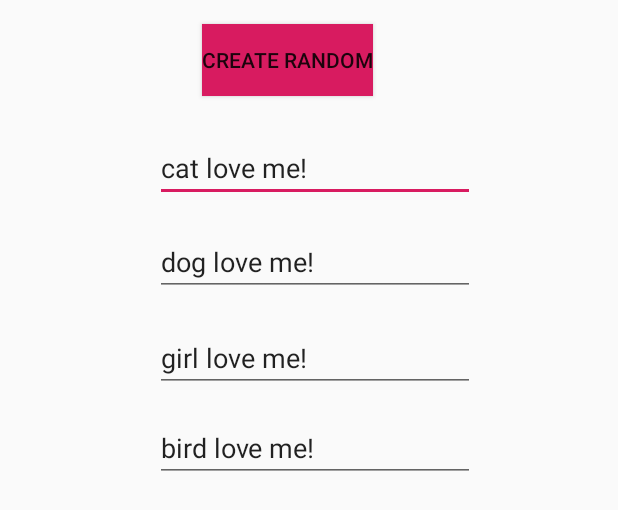
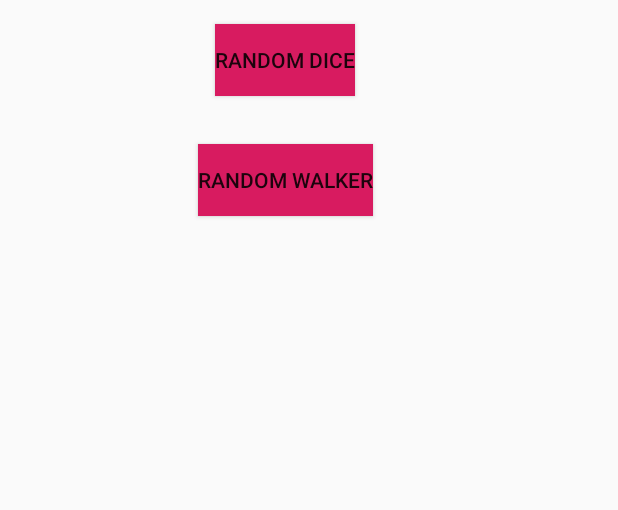
Before and after one commit to ppkdch54/RandomLife, an Android app: the layout content_main.xml on its own in the app's theme, with its tools: preview values and no code run, on a phone screen of 412 x 824 dp. Shown: the top 510 px of the screen. Run offline under Robolectric (Android 15) with nearby library versions, the phone set to English and light mode, and no system bars.

Commit message:
add random walk use new ad api

```diff
--- a/app/build.gradle
+++ b/app/build.gradle
@@ -37,7 +37,8 @@ dependencies {
 
 configurations.all {
     resolutionStrategy.eachDependency {
-        DependencyResolveDetails details -> def requested = details.requested
+        DependencyResolveDetails details ->
+            def requested = details.requested
             if (requested.group == 'com.android.support') {
                 if (!requested.name.startsWith("multidex")) {
                     details.useVersion '28.0.0'
--- a/app/src/main/res/layout/content_main.xml
+++ b/app/src/main/res/layout/content_main.xml
@@ -9,72 +9,28 @@
                                              tools:showIn="@layout/activity_main">
 
     <Button
-            android:text="Create random"
+            android:text="Random Dice"
             android:layout_width="wrap_content"
             android:layout_height="wrap_content"
-            android:id="@+id/btnCreate" app:layout_constraintStart_toStartOf="parent" android:layout_marginLeft="16dp"
+            android:id="@+id/btnDice" app:layout_constraintStart_toStartOf="parent" android:layout_marginLeft="16dp"
             android:layout_marginStart="16dp"
-            android:onClick="onCreateBtnClick"
+            android:onClick="onRandomDiceClick"
             android:background="@color/colorAccent"
             android:layout_marginTop="16dp" app:layout_constraintTop_toTopOf="parent"
             app:layout_constraintHorizontal_bias="0.42" app:layout_constraintEnd_toEndOf="parent"/>
-    <!--<Button-->
-            <!--android:text="Remove random"-->
-            <!--android:background="@color/colorPrimaryDark"-->
-            <!--android:layout_width="wrap_content"-->
-            <!--android:layout_height="wrap_content"-->
-            <!--android:id="@+id/btnDelete" app:layout_constraintStart_toStartOf="parent" android:layout_marginLeft="16dp"-->
-            <!--android:layout_marginStart="16dp"-->
-            <!--android:onClick="onDeleteBtnClick"-->
 
-            <!--android:layout_marginTop="424dp" app:layout_constraintTop_toTopOf="parent"-->
-            <!--app:layout_constraintHorizontal_bias="0.471" app:layout_constraintEnd_toEndOf="parent"/>-->
-    <!---->
+    <Button
+            android:text="Random Walker"
+            android:layout_width="wrap_content"
+            android:layout_height="wrap_content"
+            android:id="@+id/btnWalk" app:layout_constraintStart_toStartOf="parent" android:layout_marginLeft="16dp"
+            android:layout_marginStart="16dp"
+            android:onClick="onRandomWalkClick"
+            android:background="@color/colorAccent"
+            android:layout_marginTop="96dp" app:layout_constraintTop_toTopOf="parent"
+            app:layout_constraintHorizontal_bias="0.415" app:layout_constraintEnd_toEndOf="parent"/>
     <android.support.constraint.Guideline android:layout_width="wrap_content" android:layout_height="wrap_content"
                                           android:id="@+id/guideline" app:layout_constraintGuide_begin="20dp"
                                           android:orientation="vertical"/>
-    <EditText
-            android:layout_width="wrap_content"
-            android:layout_height="wrap_content"
-            android:inputType="textPersonName"
-            android:text="cat love me!"
-            android:ems="10"
-            android:id="@+id/editText" android:layout_marginTop="8dp"
-            app:layout_constraintTop_toBottomOf="@+id/btnCreate" android:layout_marginStart="8dp"
-            app:layout_constraintStart_toStartOf="parent" android:layout_marginLeft="8dp"
-            app:layout_constraintHorizontal_bias="0.5" app:layout_constraintEnd_toEndOf="parent"
-            app:layout_constraintBottom_toTopOf="@+id/editText1"
-
-    />
-    <EditText
-            android:layout_width="wrap_content"
-            android:layout_height="wrap_content"
-            android:inputType="textPersonName"
-            android:text="dog love me!"
-            android:ems="10"
-            android:id="@+id/editText1" android:layout_marginTop="88dp"
-            app:layout_constraintTop_toBottomOf="@+id/btnCreate" android:layout_marginStart="8dp"
-            app:layout_constraintStart_toStartOf="parent" android:layout_marginLeft="8dp"
-            app:layout_constraintHorizontal_bias="0.5" app:layout_constraintEnd_toEndOf="parent"/>
-    <EditText
-            android:layout_width="wrap_content"
-            android:layout_height="wrap_content"
-            android:inputType="textPersonName"
-            android:text="bird love me!"
-            android:ems="10"
-            android:id="@+id/editText2" android:layout_marginTop="212dp"
-            app:layout_constraintTop_toBottomOf="@+id/btnCreate" android:layout_marginStart="8dp"
-            app:layout_constraintStart_toStartOf="parent" android:layout_marginLeft="8dp"
-            app:layout_constraintEnd_toEndOf="parent"/>
-    <EditText
-            android:layout_width="wrap_content"
-            android:layout_height="wrap_content"
-            android:inputType="textPersonName"
-            android:text="girl love me!"
-            android:ems="10"
-            android:id="@+id/editText3" android:layout_marginTop="152dp"
-            app:layout_constraintTop_toBottomOf="@+id/btnCreate" android:layout_marginStart="12dp"
-            app:layout_constraintStart_toStartOf="parent" android:layout_marginLeft="12dp"
-            app:layout_constraintHorizontal_bias="0.489" app:layout_constraintEnd_toEndOf="parent"/>
 
 </android.support.constraint.ConstraintLayout>
```
Also changed, not shown: app/src/main/AndroidManifest.xml (+18 -6 lines), app/src/main/java/com/junX2/kotlintest/MainActivity.kt (+103 -85 lines), app/src/main/java/com/junX2/kotlintest/RandomDice.kt (added, +26 -0 lines), app/src/main/java/com/junX2/kotlintest/RandomWalker.kt (added, +31 -0 lines), app/src/main/res/layout/activity_random_dice.xml (added, +64 -0 lines), app/src/main/res/layout/activity_random_walker.xml (added, +18 -0 lines), app/src/main/res/drawable/arrow.png (added).
